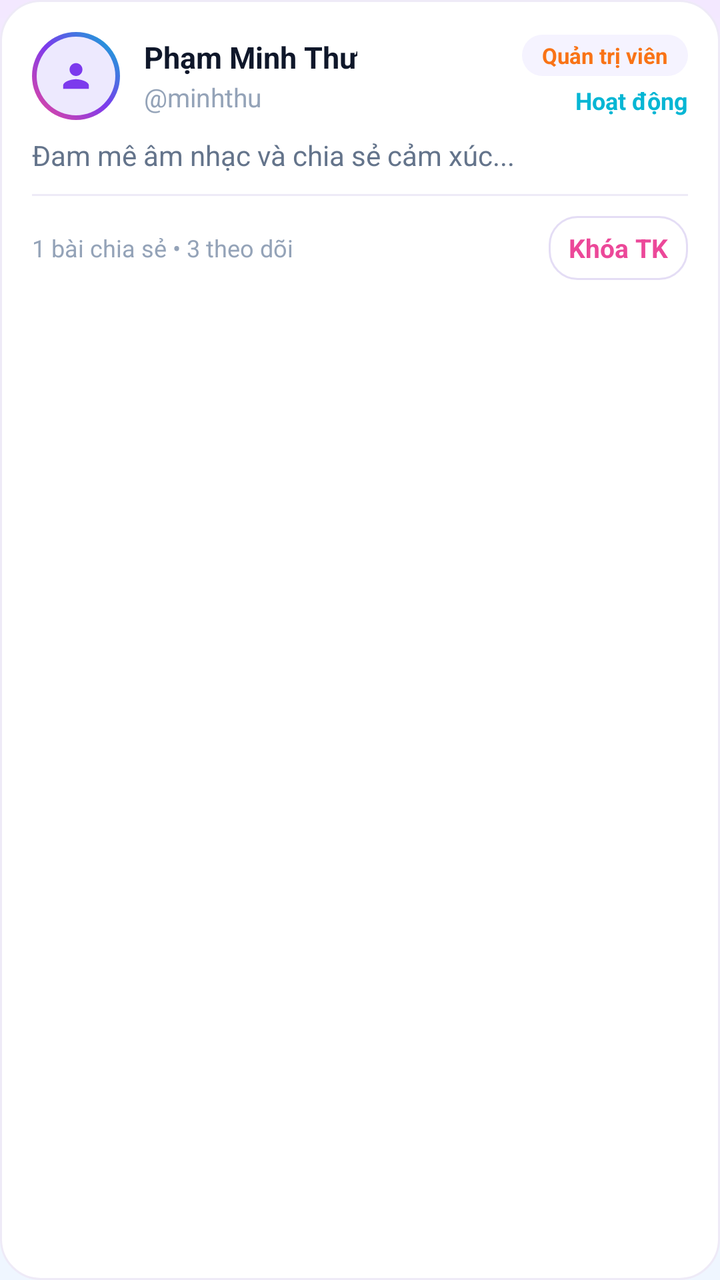
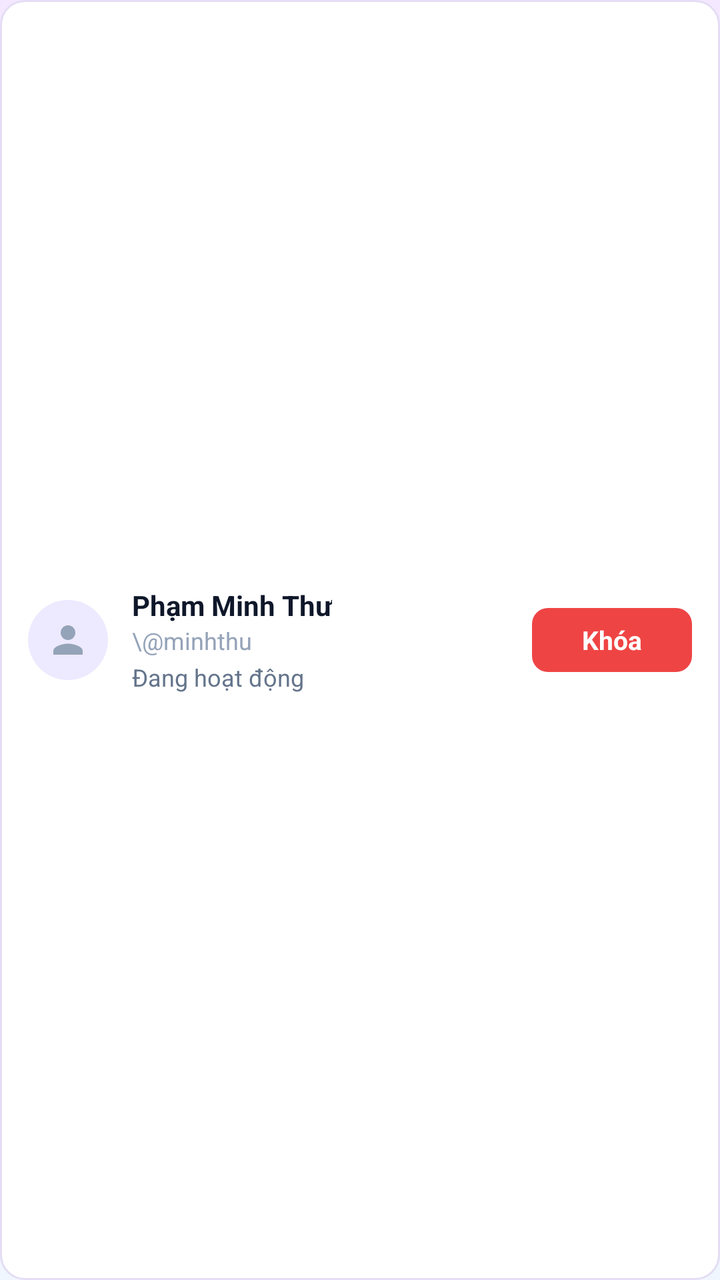

Before-and-after screenshots of an Android layout around one commit, followed by the original layout XML and the change that was made.
<!-- AndroidManifest.xml: application theme Theme.MELODYVERSE -->
<!-- res/layout/item_admin_user.xml -->
<?xml version="1.0" encoding="utf-8"?>
<LinearLayout xmlns:android="http://schemas.android.com/apk/res/android"
    xmlns:app="http://schemas.android.com/apk/res-auto"
    android:layout_width="match_parent"
    android:layout_height="wrap_content"
    android:orientation="vertical"
    android:background="@drawable/bg_card_gradient"
    android:padding="16dp"
    android:layout_marginBottom="12dp">

    <LinearLayout
        android:layout_width="match_parent"
        android:layout_height="wrap_content"
        android:orientation="horizontal"
        android:gravity="center_vertical">

        
        <FrameLayout
            android:layout_width="44dp"
            android:layout_height="44dp"
            android:background="@drawable/bg_story_ring">

            <ImageView
                android:id="@+id/iv_admin_user_avatar"
                android:layout_width="match_parent"
                android:layout_height="match_parent"
                android:background="@drawable/bg_avatar_circle"
                android:src="@drawable/ic_person"
                android:padding="10dp"
                app:tint="@color/colorPrimary" />
        </FrameLayout>

        
        <LinearLayout
            android:layout_width="0dp"
            android:layout_height="wrap_content"
            android:layout_weight="1"
            android:orientation="vertical"
            android:layout_marginStart="12dp"
            android:layout_marginEnd="8dp">

            <TextView
                android:id="@+id/tv_admin_user_fullname"
                android:layout_width="wrap_content"
                android:layout_height="wrap_content"
                android:text="Phạm Minh Thư"
                android:textColor="@color/colorTextPrimary"
                android:textStyle="bold"
                android:textSize="15sp" />

            <TextView
                android:id="@+id/tv_admin_user_username"
                android:layout_width="wrap_content"
                android:layout_height="wrap_content"
                android:text="@minhthu"
                android:textColor="@color/colorTextMuted"
                android:textSize="13sp"
                android:layout_marginTop="1dp" />
        </LinearLayout>

        
        <LinearLayout
            android:layout_width="wrap_content"
            android:layout_height="wrap_content"
            android:orientation="vertical"
            android:gravity="end">

            <TextView
                android:id="@+id/tv_admin_user_role"
                android:layout_width="wrap_content"
                android:layout_height="wrap_content"
                android:text="Quản trị viên"
                android:textColor="@color/colorNeonOrange"
                android:textSize="11sp"
                android:textStyle="bold"
                android:background="@drawable/bg_tag_chip"
                android:paddingStart="10dp"
                android:paddingEnd="10dp"
                android:paddingTop="3dp"
                android:paddingBottom="3dp" />

            <TextView
                android:id="@+id/tv_admin_user_status"
                android:layout_width="wrap_content"
                android:layout_height="wrap_content"
                android:text="Hoạt động"
                android:textColor="@color/colorNeonCyan"
                android:textSize="12sp"
                android:textStyle="bold"
                android:layout_marginTop="4dp" />
        </LinearLayout>
    </LinearLayout>

    
    <TextView
        android:id="@+id/tv_admin_user_bio"
        android:layout_width="match_parent"
        android:layout_height="wrap_content"
        android:text="Đam mê âm nhạc và chia sẻ cảm xúc..."
        android:textColor="@color/colorTextSecondary"
        android:textSize="14sp"
        android:maxLines="2"
        android:ellipsize="end"
        android:layout_marginTop="8dp"
        android:layout_marginBottom="10dp" />

    <View
        android:layout_width="match_parent"
        android:layout_height="1dp"
        android:background="@color/colorLine"
        android:layout_marginBottom="10dp" />

    
    <LinearLayout
        android:layout_width="match_parent"
        android:layout_height="wrap_content"
        android:orientation="horizontal"
        android:gravity="center_vertical">

        <TextView
            android:id="@+id/tv_admin_user_stats"
            android:layout_width="0dp"
            android:layout_height="wrap_content"
            android:layout_weight="1"
            android:text="1 bài chia sẻ • 3 theo dõi"
            android:textColor="@color/colorTextMuted"
            android:textSize="12sp" />

        <TextView
            android:id="@+id/btn_admin_toggle_lock"
            android:layout_width="wrap_content"
            android:layout_height="32dp"
            android:text="Khóa TK"
            android:textColor="@color/colorNeonPink"
            android:textStyle="bold"
            android:textSize="13sp"
            android:gravity="center"
            android:background="@drawable/bg_button_secondary"
            android:paddingStart="10dp"
            android:paddingEnd="10dp" />

    </LinearLayout>

</LinearLayout>
<!-- resources referenced by this layout -->
<resources>
  <color name="colorLine">#EEEAF7</color>
  <color name="colorNeonCyan">#06B6D4</color>
  <color name="colorNeonOrange">#F97316</color>
  <color name="colorNeonPink">#EC4899</color>
  <color name="colorPrimary">#7C3AED</color>
  <color name="colorTextMuted">#94A3B8</color>
  <color name="colorTextPrimary">#0F172A</color>
  <color name="colorTextSecondary">#64748B</color>
  <!-- drawable bg_avatar_circle (drawable) -->
  <?xml version="1.0" encoding="utf-8"?>
  <shape xmlns:android="http://schemas.android.com/apk/res/android"
      android:shape="oval">
      <solid android:color="@color/colorViolet100" />
  </shape>
  <!-- drawable bg_button_secondary (drawable) -->
  <?xml version="1.0" encoding="utf-8"?>
  <ripple xmlns:android="http://schemas.android.com/apk/res/android"
      android:color="#337C3AED">
      <item>
          <shape
              android:shape="rectangle">
              <solid android:color="@color/colorSurface" />
              <stroke
                  android:width="1dp"
                  android:color="@color/colorLineStrong" />
              <corners android:radius="14dp" />
          </shape>
      </item>
  </ripple>
  <!-- drawable bg_card_gradient (drawable) -->
  <?xml version="1.0" encoding="utf-8"?>
  <shape xmlns:android="http://schemas.android.com/apk/res/android"
      android:shape="rectangle">
      <solid android:color="@color/colorSurface" />
      <stroke
          android:width="1dp"
          android:color="@color/colorLine" />
      <corners android:radius="20dp" />
  </shape>
  <!-- drawable bg_story_ring (drawable) -->
  <?xml version="1.0" encoding="utf-8"?>
  <shape xmlns:android="http://schemas.android.com/apk/res/android"
      android:shape="oval">
      <gradient
          android:angle="45"
          android:startColor="@color/colorNeonPink"
          android:centerColor="@color/colorAccent"
          android:endColor="@color/colorNeonCyan"
          android:type="linear" />
      <padding
          android:left="2.5dp"
          android:top="2.5dp"
          android:right="2.5dp"
          android:bottom="2.5dp" />
  </shape>
  <!-- drawable bg_tag_chip (drawable) -->
  <?xml version="1.0" encoding="utf-8"?>
  <shape xmlns:android="http://schemas.android.com/apk/res/android"
      android:shape="rectangle">
      <solid android:color="@color/colorViolet50" />
      <corners android:radius="20dp" />
  </shape>
  <style name="Theme.MELODYVERSE" parent="Base.Theme.MELODYVERSE" />
  <color name="colorViolet100">#EDE9FE</color>
  <color name="colorSurface">#FFFFFF</color>
  <color name="colorLineStrong">#E4DDF5</color>
  <color name="colorAccent">#7C3AED</color>
  <color name="colorViolet50">#F5F3FF</color>
  <style name="Base.Theme.MELODYVERSE" parent="Theme.Material3.DayNight.NoActionBar">
          <item name="colorPrimary">@color/colorAccent</item>
          <item name="colorSecondary">@color/colorAccent</item>
          <item name="android:statusBarColor">@color/colorBackgroundGradientTop</item>
          <item name="android:windowLightStatusBar">true</item>
          <item name="android:windowBackground">@drawable/bg_screen_gradient</item>
          <item name="colorSurface">@color/colorSurface</item>
          <item name="android:textColorPrimary">@color/colorTextPrimary</item>
          <item name="android:textColorSecondary">@color/colorTextSecondary</item>
          <item name="colorControlNormal">@color/colorTextSecondary</item>
          <item name="bottomNavigationStyle">@style/Widget.MelodyVerse.BottomNavigationView</item>
      </style>
  <color name="colorBackgroundGradientTop">#F3E8FF</color>
  <style name="Widget.MelodyVerse.BottomNavigationView" parent="Widget.Material3.BottomNavigationView">
          <item name="itemActiveIndicatorStyle">@null</item>
          <item name="itemRippleColor">@android:color/transparent</item>
      </style>
  <color name="colorBackgroundGradientMid">#F8FAFC</color>
  <color name="colorBackgroundGradientBottom">#EFF6FF</color>
  <!-- unchanged entries left out for length: 2 -->
</resources>

<!-- the commit's change to res/layout/item_admin_user.xml (unified diff, before → after) -->
@@ -3,142 +3,72 @@
     xmlns:app="http://schemas.android.com/apk/res-auto"
     android:layout_width="match_parent"
     android:layout_height="wrap_content"
-    android:orientation="vertical"
-    android:background="@drawable/bg_card_gradient"
-    android:padding="16dp"
-    android:layout_marginBottom="12dp">
+    android:orientation="horizontal"
+    android:gravity="center_vertical"
+    android:background="@drawable/bg_admin_card"
+    android:padding="14dp"
+    android:layout_marginBottom="10dp">
+
+    <ImageView
+        android:id="@+id/iv_admin_user_avatar"
+        android:layout_width="40dp"
+        android:layout_height="40dp"
+        android:background="@drawable/bg_avatar_circle"
+        android:src="@drawable/ic_person"
+        android:padding="9dp"
+        app:tint="@color/colorTextMuted" />
 
     <LinearLayout
-        android:layout_width="match_parent"
+        android:layout_width="0dp"
         android:layout_height="wrap_content"
-        android:orientation="horizontal"
-        android:gravity="center_vertical">
+        android:layout_weight="1"
+        android:orientation="vertical"
+        android:layout_marginStart="12dp"
+        android:layout_marginEnd="8dp">
 
-        
-        <FrameLayout
-            android:layout_width="44dp"
-            android:layout_height="44dp"
-            android:background="@drawable/bg_story_ring">
-
-            <ImageView
-                android:id="@+id/iv_admin_user_avatar"
-                android:layout_width="match_parent"
-                android:layout_height="match_parent"
-                android:background="@drawable/bg_avatar_circle"
-                android:src="@drawable/ic_person"
-                android:padding="10dp"
-                app:tint="@color/colorPrimary" />
-        </FrameLayout>
-
-        
-        <LinearLayout
-            android:layout_width="0dp"
-            android:layout_height="wrap_content"
-            android:layout_weight="1"
-            android:orientation="vertical"
-            android:layout_marginStart="12dp"
-            android:layout_marginEnd="8dp">
-
-            <TextView
-                android:id="@+id/tv_admin_user_fullname"
-                android:layout_width="wrap_content"
-                android:layout_height="wrap_content"
-                android:text="Phạm Minh Thư"
-                android:textColor="@color/colorTextPrimary"
-                android:textStyle="bold"
-                android:textSize="15sp" />
-
-            <TextView
-                android:id="@+id/tv_admin_user_username"
-                android:layout_width="wrap_content"
-                android:layout_height="wrap_content"
-                android:text="@minhthu"
-                android:textColor="@color/colorTextMuted"
-                android:textSize="13sp"
-                android:layout_marginTop="1dp" />
-        </LinearLayout>
-
-        
-        <LinearLayout
+        <TextView
+            android:id="@+id/tv_admin_user_fullname"
             android:layout_width="wrap_content"
             android:layout_height="wrap_content"
-            android:orientation="vertical"
-            android:gravity="end">
+            android:text="Phạm Minh Thư"
+            android:textColor="@color/colorTextPrimary"
+            android:textStyle="bold"
+            android:textSize="14sp"
+            android:maxLines="1"
+            android:ellipsize="end" />
 
-            <TextView
-                android:id="@+id/tv_admin_user_role"
-                android:layout_width="wrap_content"
-                android:layout_height="wrap_content"
-                android:text="Quản trị viên"
-                android:textColor="@color/colorNeonOrange"
-                android:textSize="11sp"
-                android:textStyle="bold"
-                android:background="@drawable/bg_tag_chip"
-                android:paddingStart="10dp"
-                android:paddingEnd="10dp"
-                android:paddingTop="3dp"
-                android:paddingBottom="3dp" />
+        <TextView
+            android:id="@+id/tv_admin_user_username"
+            android:layout_width="wrap_content"
+            android:layout_height="wrap_content"
+            android:text="\@minhthu"
+            android:textColor="@color/colorTextMuted"
+            android:textSize="12sp"
+            android:maxLines="1"
+            android:ellipsize="end" />
 
-            <TextView
-                android:id="@+id/tv_admin_user_status"
-                android:layout_width="wrap_content"
-                android:layout_height="wrap_content"
-                android:text="Hoạt động"
-                android:textColor="@color/colorNeonCyan"
-                android:textSize="12sp"
-                android:textStyle="bold"
-                android:layout_marginTop="4dp" />
-        </LinearLayout>
+        <TextView
+            android:id="@+id/tv_admin_user_status"
+            android:layout_width="wrap_content"
+            android:layout_height="wrap_content"
+            android:text="Đang hoạt động"
+            android:textColor="@color/colorTextSecondary"
+            android:textSize="12sp"
+            android:layout_marginTop="2dp" />
     </LinearLayout>
 
-    
     <TextView
-        android:id="@+id/tv_admin_user_bio"
-        android:layout_width="match_parent"
-        android:layout_height="wrap_content"
-        android:text="Đam mê âm nhạc và chia sẻ cảm xúc..."
-        android:textColor="@color/colorTextSecondary"
-        android:textSize="14sp"
-        android:maxLines="2"
-        android:ellipsize="end"
-        android:layout_marginTop="8dp"
-        android:layout_marginBottom="10dp" />
-
-    <View
-        android:layout_width="match_parent"
-        android:layout_height="1dp"
-        android:background="@color/colorLine"
-        android:layout_marginBottom="10dp" />
-
-    
-    <LinearLayout
-        android:layout_width="match_parent"
-        android:layout_height="wrap_content"
-        android:orientation="horizontal"
-        android:gravity="center_vertical">
-
-        <TextView
-            android:id="@+id/tv_admin_user_stats"
-            android:layout_width="0dp"
-            android:layout_height="wrap_content"
-            android:layout_weight="1"
-            android:text="1 bài chia sẻ • 3 theo dõi"
-            android:textColor="@color/colorTextMuted"
-            android:textSize="12sp" />
-
-        <TextView
-            android:id="@+id/btn_admin_toggle_lock"
-            android:layout_width="wrap_content"
-            android:layout_height="32dp"
-            android:text="Khóa TK"
-            android:textColor="@color/colorNeonPink"
-            android:textStyle="bold"
-            android:textSize="13sp"
-            android:gravity="center"
-            android:background="@drawable/bg_button_secondary"
-            android:paddingStart="10dp"
-            android:paddingEnd="10dp" />
-
-    </LinearLayout>
+        android:id="@+id/btn_admin_toggle_lock"
+        android:layout_width="wrap_content"
+        android:layout_height="32dp"
+        android:minWidth="80dp"
+        android:text="Khóa"
+        android:textColor="@color/white"
+        android:textStyle="bold"
+        android:textSize="13sp"
+        android:gravity="center"
+        android:background="@drawable/bg_admin_btn_red"
+        android:paddingStart="12dp"
+        android:paddingEnd="12dp" />
 
 </LinearLayout>
<!-- resource entries referenced after the edit -->
@@ -1,73 +1,38 @@
 <!-- resources referenced by this layout -->
 <resources>
-  <color name="colorLine">#EEEAF7</color>
-  <color name="colorNeonCyan">#06B6D4</color>
-  <color name="colorNeonOrange">#F97316</color>
-  <color name="colorNeonPink">#EC4899</color>
-  <color name="colorPrimary">#7C3AED</color>
   <color name="colorTextMuted">#94A3B8</color>
   <color name="colorTextPrimary">#0F172A</color>
   <color name="colorTextSecondary">#64748B</color>
+  <color name="white">#FFFFFFFF</color>
+  <!-- drawable bg_admin_btn_red (drawable) -->
+  <?xml version="1.0" encoding="utf-8"?>
+  <shape xmlns:android="http://schemas.android.com/apk/res/android"
+      android:shape="rectangle">
+      <solid android:color="@color/colorDanger" />
+      <corners android:radius="8dp" />
+  </shape>
+  <!-- drawable bg_admin_card (drawable) -->
+  <?xml version="1.0" encoding="utf-8"?>
+  <shape xmlns:android="http://schemas.android.com/apk/res/android"
+      android:shape="rectangle">
+      <solid android:color="@color/colorSurface" />
+      <stroke
+          android:width="1dp"
+          android:color="@color/colorLineStrong" />
+      <corners android:radius="12dp" />
+  </shape>
   <!-- drawable bg_avatar_circle (drawable) -->
   <?xml version="1.0" encoding="utf-8"?>
   <shape xmlns:android="http://schemas.android.com/apk/res/android"
       android:shape="oval">
       <solid android:color="@color/colorViolet100" />
   </shape>
-  <!-- drawable bg_button_secondary (drawable) -->
-  <?xml version="1.0" encoding="utf-8"?>
-  <ripple xmlns:android="http://schemas.android.com/apk/res/android"
-      android:color="#337C3AED">
-      <item>
-          <shape
-              android:shape="rectangle">
-              <solid android:color="@color/colorSurface" />
-              <stroke
-                  android:width="1dp"
-                  android:color="@color/colorLineStrong" />
-              <corners android:radius="14dp" />
-          </shape>
-      </item>
-  </ripple>
-  <!-- drawable bg_card_gradient (drawable) -->
-  <?xml version="1.0" encoding="utf-8"?>
-  <shape xmlns:android="http://schemas.android.com/apk/res/android"
-      android:shape="rectangle">
-      <solid android:color="@color/colorSurface" />
-      <stroke
-          android:width="1dp"
-          android:color="@color/colorLine" />
-      <corners android:radius="20dp" />
-  </shape>
-  <!-- drawable bg_story_ring (drawable) -->
-  <?xml version="1.0" encoding="utf-8"?>
-  <shape xmlns:android="http://schemas.android.com/apk/res/android"
-      android:shape="oval">
-      <gradient
-          android:angle="45"
-          android:startColor="@color/colorNeonPink"
-          android:centerColor="@color/colorAccent"
-          android:endColor="@color/colorNeonCyan"
-          android:type="linear" />
-      <padding
-          android:left="2.5dp"
-          android:top="2.5dp"
-          android:right="2.5dp"
-          android:bottom="2.5dp" />
-  </shape>
-  <!-- drawable bg_tag_chip (drawable) -->
-  <?xml version="1.0" encoding="utf-8"?>
-  <shape xmlns:android="http://schemas.android.com/apk/res/android"
-      android:shape="rectangle">
-      <solid android:color="@color/colorViolet50" />
-      <corners android:radius="20dp" />
-  </shape>
   <style name="Theme.MELODYVERSE" parent="Base.Theme.MELODYVERSE" />
+  <color name="colorDanger">#EF4444</color>
   <color name="colorViolet100">#EDE9FE</color>
   <color name="colorSurface">#FFFFFF</color>
   <color name="colorLineStrong">#E4DDF5</color>
   <color name="colorAccent">#7C3AED</color>
-  <color name="colorViolet50">#F5F3FF</color>
   <style name="Base.Theme.MELODYVERSE" parent="Theme.Material3.DayNight.NoActionBar">
           <item name="colorPrimary">@color/colorAccent</item>
           <item name="colorSecondary">@color/colorAccent</item>
@@ -79,12 +44,21 @@
           <item name="android:textColorSecondary">@color/colorTextSecondary</item>
           <item name="colorControlNormal">@color/colorTextSecondary</item>
           <item name="bottomNavigationStyle">@style/Widget.MelodyVerse.BottomNavigationView</item>
+          <item name="android:windowAnimationStyle">@style/Animation.MelodyVerse.Activity</item>
       </style>
   <color name="colorBackgroundGradientTop">#F3E8FF</color>
   <style name="Widget.MelodyVerse.BottomNavigationView" parent="Widget.Material3.BottomNavigationView">
           <item name="itemActiveIndicatorStyle">@null</item>
           <item name="itemRippleColor">@android:color/transparent</item>
       </style>
+  <style name="Animation.MelodyVerse.Activity" parent="@android:style/Animation.Activity">
+          <item name="android:activityOpenEnterAnimation">@anim/tab_fade_in</item>
+          <item name="android:activityOpenExitAnimation">@anim/tab_hold</item>
+          <item name="android:activityCloseEnterAnimation">@anim/tab_hold</item>
+          <item name="android:activityCloseExitAnimation">@anim/tab_fade_out</item>
+          <item name="android:taskToFrontEnterAnimation">@anim/tab_fade_in</item>
+          <item name="android:taskToFrontExitAnimation">@anim/tab_hold</item>
+      </style>
   <color name="colorBackgroundGradientMid">#F8FAFC</color>
   <color name="colorBackgroundGradientBottom">#EFF6FF</color>
   <!-- unchanged entries left out for length: 2 -->
